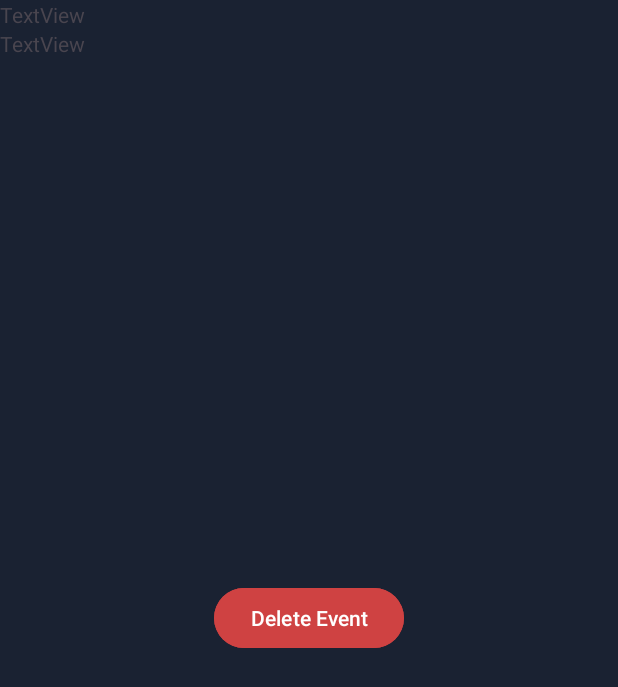
After one commit to CMPUT301F24apiary/Hive, an Android app: the AdminEventDetailActivity screen opened directly, with no data from a screen before it, on a phone screen of 412 x 824 dp. The commit adds this screen. Shown: the top 687 px of the screen. Run offline under Robolectric (Android 15) with nearby library versions, the phone set to English and light mode, and no system bars; our stand-ins replace Firebase (no records; nobody signed in at launch, a user with empty details on screens opened directly); 1 statement that could not run was skipped.

Commit message:
Event deletion working - need to add some comments and clean it up, but this feature is near done

```diff
--- a/app/src/main/AndroidManifest.xml
+++ b/app/src/main/AndroidManifest.xml
@@ -13,6 +13,9 @@
         android:theme="@style/Theme.Hive"
         tools:targetApi="31">
         <activity
+            android:name=".AdminEventDetailActivity"
+            android:exported="false" />
+        <activity
             android:name=".AdminEventListActivity"
             android:exported="false" />
         <activity
--- a/app/src/main/java/com/example/hive/AbstractModel.java
+++ b/app/src/main/java/com/example/hive/AbstractModel.java
@@ -100,4 +100,8 @@ public abstract class AbstractModel<T> {
      */
     public abstract void getAllFromDB(OnSuccessListener<ArrayList<T>> callback);
 
+    public abstract void getSingleFromDB(String id, OnSuccessListener<T> callback);
+
+    public abstract void deleteSingleFromDB(String id, OnSuccessListener<Boolean> callback);
+
 }
--- /dev/null
+++ b/app/src/main/java/com/example/hive/AdminEventController.java
@@ -0,0 +1,22 @@
+package com.example.hive;
+
+import android.app.Activity;
+
+public class AdminEventController extends AbstractController<TestEvent> {
+    private AdminEventDetailActivity activity;
+
+    /**
+     * Constructor class sets the model variable to model provided.
+     *
+     * @param model The model to send updates to.
+     */
+    public AdminEventController(AbstractModel<TestEvent> model, AdminEventDetailActivity activity) {
+        super(model);
+        this.activity = activity;
+    }
+
+    public void handleEventDeletion(String eventID) {
+        getModel().deleteSingleFromDB(eventID, activity::onDelete);
+    }
+
+}
--- /dev/null
+++ b/app/src/main/java/com/example/hive/AdminEventDetailActivity.java
@@ -0,0 +1,67 @@
+package com.example.hive;
+
+import android.content.Intent;
+import android.os.Bundle;
+import android.speech.tts.TextToSpeech;
+import android.util.Log;
+import android.view.View;
+import android.widget.Button;
+
+import androidx.activity.EdgeToEdge;
+import androidx.appcompat.app.AppCompatActivity;
+import androidx.core.graphics.Insets;
+import androidx.core.view.ViewCompat;
+import androidx.core.view.WindowInsetsCompat;
+
+public class AdminEventDetailActivity extends AppCompatActivity {
+
+    private AdminEventController controller;
+
+    private Button deleteEvent;
+
+    private String id;
+
+    private String position;
+
+    public void onDelete(Boolean isDeleted) {
+        if (isDeleted) {
+            Intent resultIntent = new Intent();
+            resultIntent.putExtra("id", id);
+            resultIntent.putExtra("position", position);
+            setResult(1, resultIntent);
+            finish();
+        } else {
+            Log.e("DeleteEvent", "Event not deleted");
+            // TODO show toast with error
+        }
+    }
+
+    @Override
+    protected void onCreate(Bundle savedInstanceState) {
+        super.onCreate(savedInstanceState);
+        EdgeToEdge.enable(this);
+        setContentView(R.layout.activity_admin_event_detail);
+        ViewCompat.setOnApplyWindowInsetsListener(findViewById(R.id.main), (v, insets) -> {
+            Insets systemBars = insets.getInsets(WindowInsetsCompat.Type.systemBars());
+            v.setPadding(systemBars.left, systemBars.top, systemBars.right, systemBars.bottom);
+            return insets;
+        });
+
+        deleteEvent = findViewById(R.id.delete_event_button);
+        controller = new AdminEventController(new AdminEventListModel(), this);
+
+        TestEvent event = (TestEvent) getIntent().getParcelableExtra("event");
+
+        id = event.getFirebaseID();
+
+        position = getIntent().getStringExtra("position");
+
+        deleteEvent.setOnClickListener(new View.OnClickListener() {
+            @Override
+            public void onClick(View v) {
+                controller.handleEventDeletion(event.getFirebaseID());
+            }
+        });
+
+    }
+}
--- /dev/null
+++ b/app/src/main/res/layout/activity_admin_event_detail.xml
@@ -0,0 +1,36 @@
+<?xml version="1.0" encoding="utf-8"?>
+<androidx.constraintlayout.widget.ConstraintLayout xmlns:android="http://schemas.android.com/apk/res/android"
+    xmlns:app="http://schemas.android.com/apk/res-auto"
+    xmlns:tools="http://schemas.android.com/tools"
+    android:id="@+id/main"
+    android:layout_width="match_parent"
+    android:layout_height="match_parent"
+    tools:context=".AdminEventDetailActivity">
+
+    <TextView
+        android:id="@+id/textView"
+        android:layout_width="wrap_content"
+        android:layout_height="wrap_content"
+        android:text="TextView"
+        app:layout_constraintStart_toStartOf="parent"
+        app:layout_constraintTop_toTopOf="parent" />
+
+    <TextView
+        android:id="@+id/textView2"
+        android:layout_width="wrap_content"
+        android:layout_height="wrap_content"
+        android:text="TextView"
+        app:layout_constraintStart_toStartOf="parent"
+        app:layout_constraintTop_toBottomOf="@+id/textView" />
+
+    <Button
+        android:id="@+id/delete_event_button"
+        android:layout_width="wrap_content"
+        android:layout_height="wrap_content"
+        android:backgroundTint="@color/mainRed"
+        android:text="@string/delete_event_text"
+        app:layout_constraintBottom_toBottomOf="parent"
+        app:layout_constraintEnd_toEndOf="parent"
+        app:layout_constraintStart_toStartOf="parent"
+        app:layout_constraintTop_toTopOf="parent" />
+</androidx.constraintlayout.widget.ConstraintLayout>
--- a/app/src/main/res/values/strings.xml
+++ b/app/src/main/res/values/strings.xml
@@ -10,4 +10,5 @@
     <string name="title_sort_icon_text" />
     <string name="cost_sort_icon_text" />
     <string name="sort_by_text">Sort:</string>
+    <string name="delete_event_text">Delete Event</string>
 </resources>
```
Also changed, not shown: app/src/main/java/com/example/hive/AdminEventListActivity.java (+22 -1 lines), app/src/main/java/com/example/hive/AdminEventListAdapter.java (+21 -2 lines), app/src/main/java/com/example/hive/AdminEventListModel.java (+25 -1 lines), app/src/main/java/com/example/hive/TestEvent.java (+47 -2 lines).
